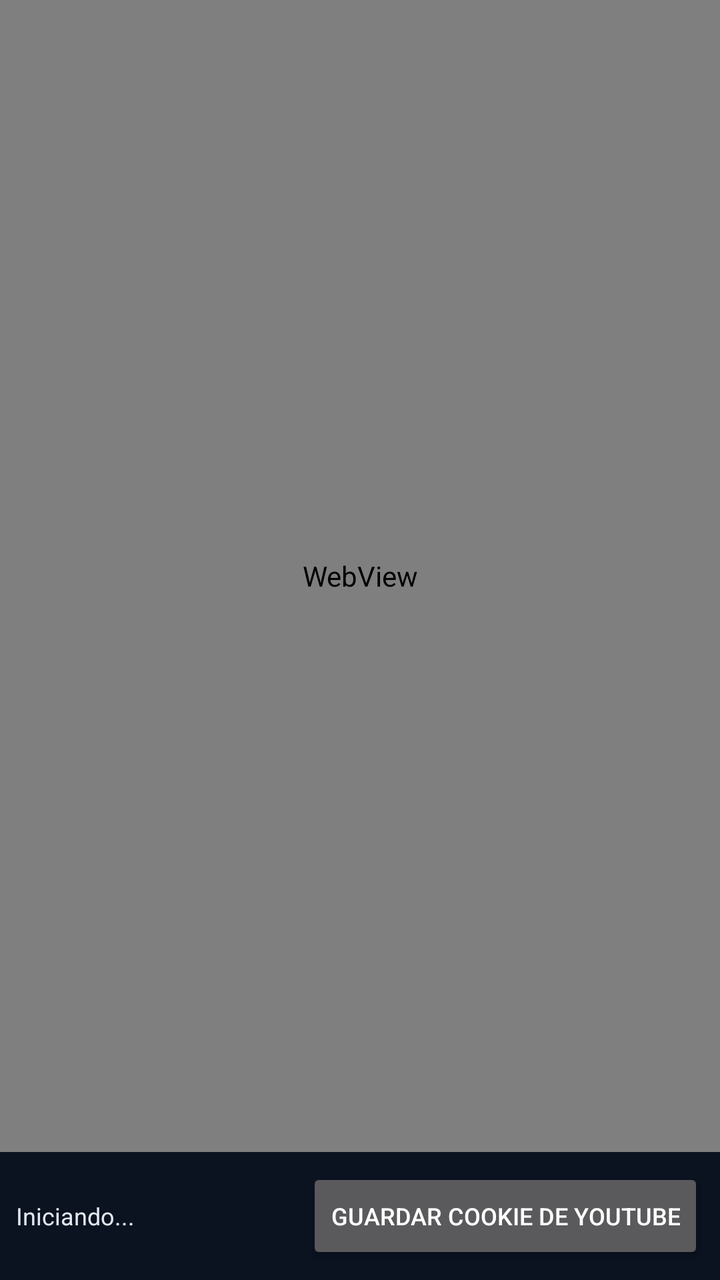
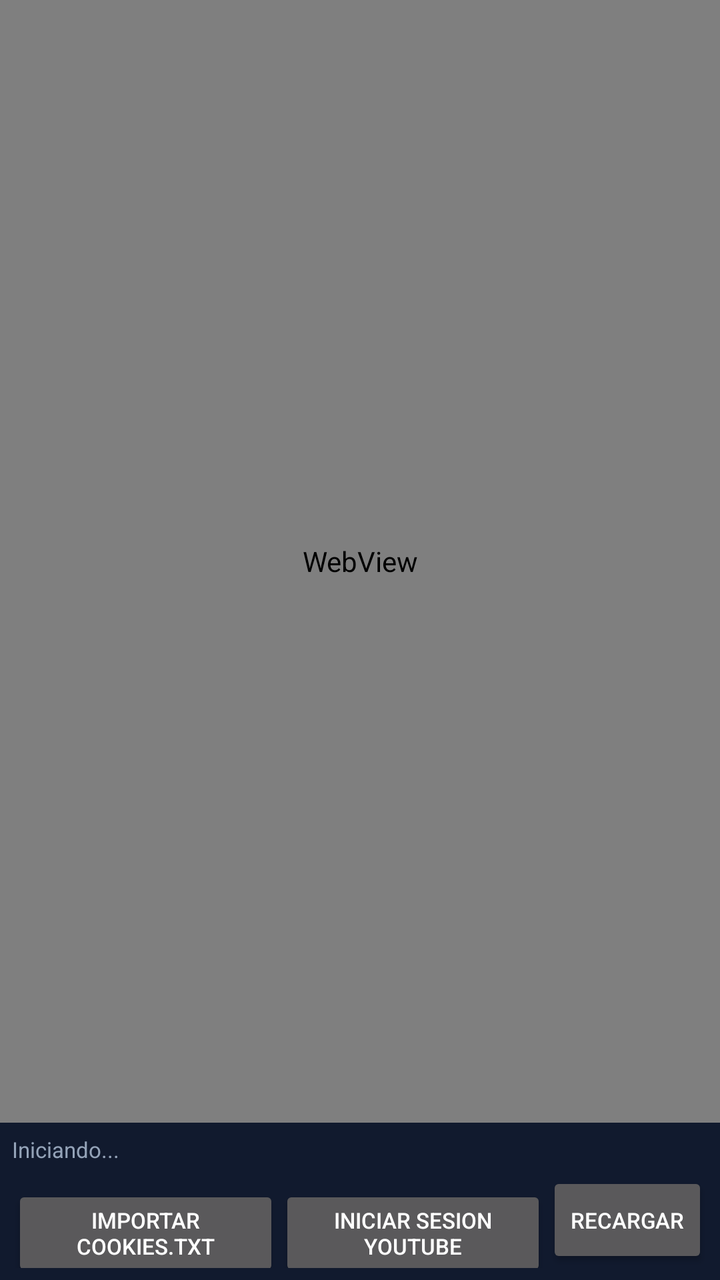

An Android layout rendered at two revisions. The XML below is the earlier revision; the diff shows what the commit changed to produce the second picture.
<!-- AndroidManifest.xml: application theme android:Theme.Material.NoActionBar -->
<!-- res/layout/activity_main.xml -->
<?xml version="1.0" encoding="utf-8"?>
<LinearLayout xmlns:android="http://schemas.android.com/apk/res/android"
    android:layout_width="match_parent"
    android:layout_height="match_parent"
    android:orientation="vertical"
    android:background="#0b1220">

    <WebView
        android:id="@+id/web"
        android:layout_width="match_parent"
        android:layout_height="0dp"
        android:layout_weight="1" />

    <LinearLayout
        android:layout_width="match_parent"
        android:layout_height="wrap_content"
        android:orientation="horizontal"
        android:background="#0b1220"
        android:padding="8dp"
        android:gravity="center_vertical">

        <TextView
            android:id="@+id/status"
            android:layout_width="0dp"
            android:layout_height="wrap_content"
            android:layout_weight="1"
            android:textSize="12sp"
            android:textColor="#e2e8f0"
            android:text="Iniciando..." />

        <Button
            android:id="@+id/btnCookie"
            android:layout_width="wrap_content"
            android:layout_height="wrap_content"
            android:textSize="12sp"
            android:text="Guardar cookie de YouTube" />
    </LinearLayout>
</LinearLayout>
<!-- resources referenced by this layout -->
<resources>

</resources>

<!-- the commit's change to res/layout/activity_main.xml (unified diff, before → after) -->
@@ -14,25 +14,47 @@
     <LinearLayout
         android:layout_width="match_parent"
         android:layout_height="wrap_content"
-        android:orientation="horizontal"
-        android:background="#0b1220"
-        android:padding="8dp"
-        android:gravity="center_vertical">
+        android:orientation="vertical"
+        android:background="#111a2e"
+        android:padding="6dp">
 
         <TextView
             android:id="@+id/status"
-            android:layout_width="0dp"
+            android:layout_width="match_parent"
             android:layout_height="wrap_content"
-            android:layout_weight="1"
-            android:textSize="12sp"
-            android:textColor="#e2e8f0"
+            android:textColor="#94a3b8"
+            android:textSize="11sp"
+            android:paddingBottom="4dp"
             android:text="Iniciando..." />
 
-        <Button
-            android:id="@+id/btnCookie"
-            android:layout_width="wrap_content"
+        <LinearLayout
+            android:layout_width="match_parent"
             android:layout_height="wrap_content"
-            android:textSize="12sp"
-            android:text="Guardar cookie de YouTube" />
+            android:orientation="horizontal">
+
+            <Button
+                android:id="@+id/btnImport"
+                android:layout_width="0dp"
+                android:layout_height="wrap_content"
+                android:layout_weight="1"
+                android:textSize="11sp"
+                android:text="IMPORTAR cookies.txt" />
+
+            <Button
+                android:id="@+id/btnLogin"
+                android:layout_width="0dp"
+                android:layout_height="wrap_content"
+                android:layout_weight="1"
+                android:textSize="11sp"
+                android:text="INICIAR SESION YOUTUBE" />
+
+            <Button
+                android:id="@+id/btnReload"
+                android:layout_width="0dp"
+                android:layout_height="wrap_content"
+                android:layout_weight="0.6"
+                android:textSize="11sp"
+                android:text="RECARGAR" />
+        </LinearLayout>
     </LinearLayout>
 </LinearLayout>
